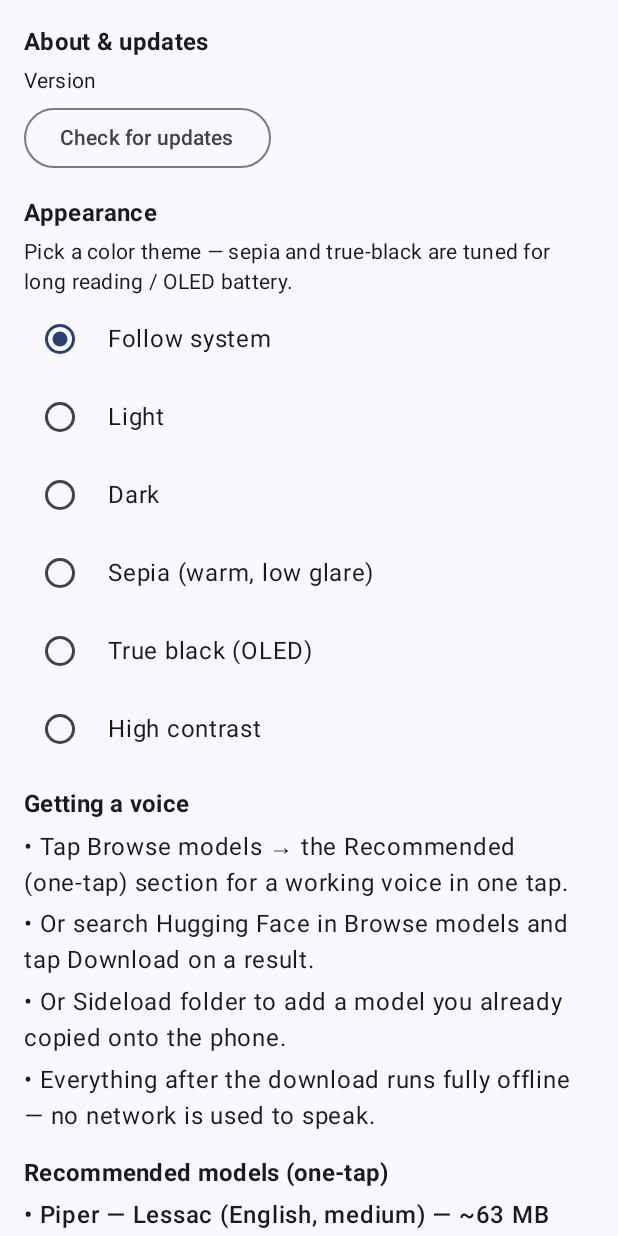
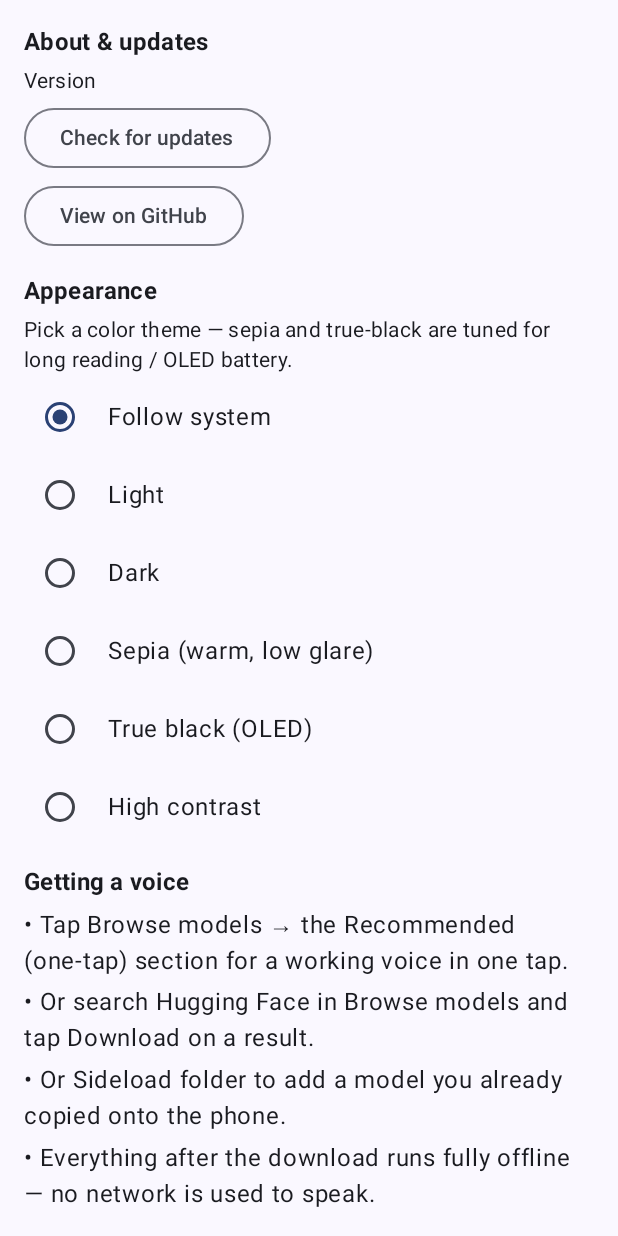
Before and after one commit to calebhk98/PhoneTTS, an Android app built with Jetpack Compose: the composable HelpScreen called with empty values, on a phone screen of 412 x 824 dp. Run offline under Robolectric (Android 15) with nearby library versions, the phone set to English and light mode, and no system bars.

Commit message:
Add "View on GitHub" button to the Help/About screen
A "View on GitHub" OutlinedButton in the Help screen's "About & updates"
section opens the project's GitHub page via LocalUriHandler (same idiom the
update-download button uses). The URL is built from the existing
AppGraph.REPO_OWNER/REPO_NAME constants — no new hardcoded link.

Co-Authored-By: Claude Opus 4.8 <noreply@anthropic.com>
Claude-Session: https://claude.ai/code/session_0129zFyiKSDKdowaV3L2kWFn

```diff
--- a/app/src/main/kotlin/com/phonetts/app/MainActivity.kt
+++ b/app/src/main/kotlin/com/phonetts/app/MainActivity.kt
@@ -299,6 +299,7 @@ private fun AppNav(
                     update = ttsState.update,
                     checkStatus = ttsState.updateCheckStatus,
                     onCheckForUpdates = ttsViewModel::checkForUpdatesNow,
+                    repoUrl = "https://github.com/${AppGraph.REPO_OWNER}/${AppGraph.REPO_NAME}",
                     currentTheme = theme,
                     onThemeSelected = onThemeSelected,
                 )
--- a/app/src/main/kotlin/com/phonetts/app/ui/HelpScreen.kt
+++ b/app/src/main/kotlin/com/phonetts/app/ui/HelpScreen.kt
@@ -36,6 +36,7 @@ fun HelpScreen(
     update: UpdateStatus?,
     checkStatus: String?,
     onCheckForUpdates: () -> Unit,
+    repoUrl: String,
     currentTheme: AppTheme,
     onThemeSelected: (AppTheme) -> Unit,
 ) {
@@ -43,7 +44,7 @@ fun HelpScreen(
         modifier = Modifier.fillMaxSize().verticalScroll(rememberScrollState()).padding(16.dp),
         verticalArrangement = Arrangement.spacedBy(14.dp),
     ) {
-        UpdatesSection(currentVersion, update, checkStatus, onCheckForUpdates)
+        UpdatesSection(currentVersion, update, checkStatus, onCheckForUpdates, repoUrl)
 
         ThemeSection(currentTheme, onThemeSelected)
 
@@ -97,6 +98,7 @@ private fun UpdatesSection(
     update: UpdateStatus?,
     checkStatus: String?,
     onCheckForUpdates: () -> Unit,
+    repoUrl: String,
 ) {
     val uriHandler = LocalUriHandler.current
     Section("About & updates") {
@@ -110,6 +112,7 @@ private fun UpdatesSection(
                 }
             }
         }
+        OutlinedButton(onClick = { uriHandler.openUri(repoUrl) }) { Text("View on GitHub") }
         checkStatus?.let { Body(it) }
     }
 }
```
